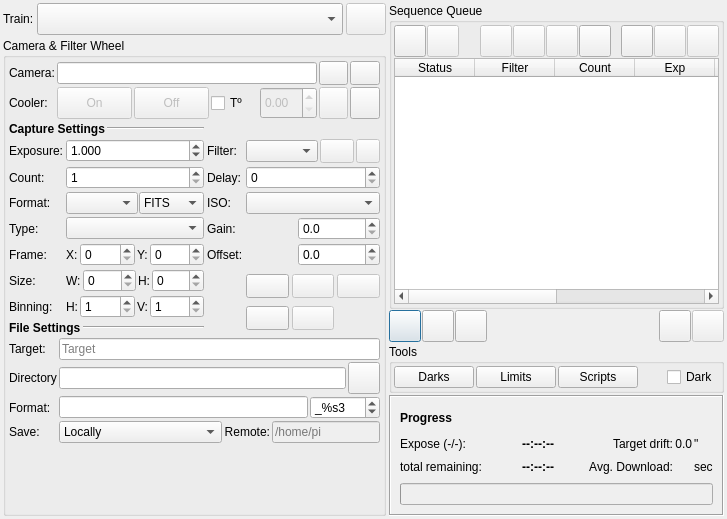
Before: the Qt Designer form kstars/ekos/capture/capture.ui in KDE/kstars, drawn with Qt 5.
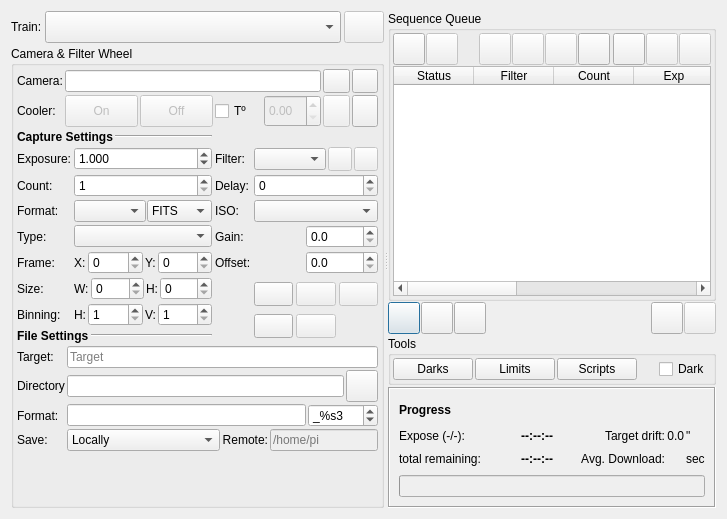
After: the same form once the commit is applied. Icons and pictures are not drawn. Custom widgets are drawn as their Qt base class.

Commit message:
Horizontal splitters added to modules layout
Capture, Focus, Align and Guide module layouts all contain a left and a right part. This change adds a splitter between these two parts so that users can modify the width of the left and right parts.

This realizes a feature request from the [INDI forum](https://indilib.org/forum/general/11816-announcing-polar-alignment-changes.html?start=12#91244).

```diff
--- a/kstars/ekos/capture/capture.ui
+++ b/kstars/ekos/capture/capture.ui
@@ -11,22 +11,12 @@
    </rect>
   </property>
   <layout class="QHBoxLayout" name="horizontalLayout_5">
-   <property name="spacing">
-    <number>3</number>
-   </property>
-   <property name="leftMargin">
-    <number>3</number>
-   </property>
-   <property name="topMargin">
-    <number>3</number>
-   </property>
-   <property name="rightMargin">
-    <number>3</number>
-   </property>
-   <property name="bottomMargin">
-    <number>3</number>
-   </property>
    <item>
+    <widget class="QSplitter" name="splitter">
+     <property name="orientation">
+      <enum>Qt::Horizontal</enum>
+     </property>
+     <widget class="QWidget" name="layoutWidget">
     <layout class="QVBoxLayout" name="leftLayout">
      <property name="spacing">
       <number>3</number>
@@ -1326,7 +1316,7 @@
            </widget>
           </item>
           <item row="1" column="1">
-           <layout class="QHBoxLayout" name="horizontalLayout_11">
+             <layout class="QHBoxLayout" name="horizontalLayout_11" stretch="1,1,0">
             <property name="spacing">
              <number>2</number>
             </property>
@@ -1432,8 +1422,8 @@
       </widget>
      </item>
     </layout>
-   </item>
-   <item>
+     </widget>
+     <widget class="QWidget" name="layoutWidget">
     <layout class="QVBoxLayout" name="RightLayout">
      <property name="spacing">
       <number>2</number>
@@ -2177,6 +2167,7 @@
            <widget class="QLabel" name="frameInfoLabel">
             <property name="font">
              <font>
+                <weight>50</weight>
               <bold>false</bold>
              </font>
             </property>
@@ -2208,6 +2199,7 @@
             </property>
             <property name="font">
              <font>
+                <weight>75</weight>
               <bold>true</bold>
              </font>
             </property>
@@ -2246,6 +2238,7 @@
             </property>
             <property name="font">
              <font>
+                <weight>75</weight>
               <bold>true</bold>
              </font>
             </property>
@@ -2324,6 +2317,8 @@
       </layout>
      </item>
     </layout>
+     </widget>
+    </widget>
    </item>
   </layout>
  </widget>
```
Lines whose indentation alone changed are shown as unchanged. The commit also changes 3 other files.
